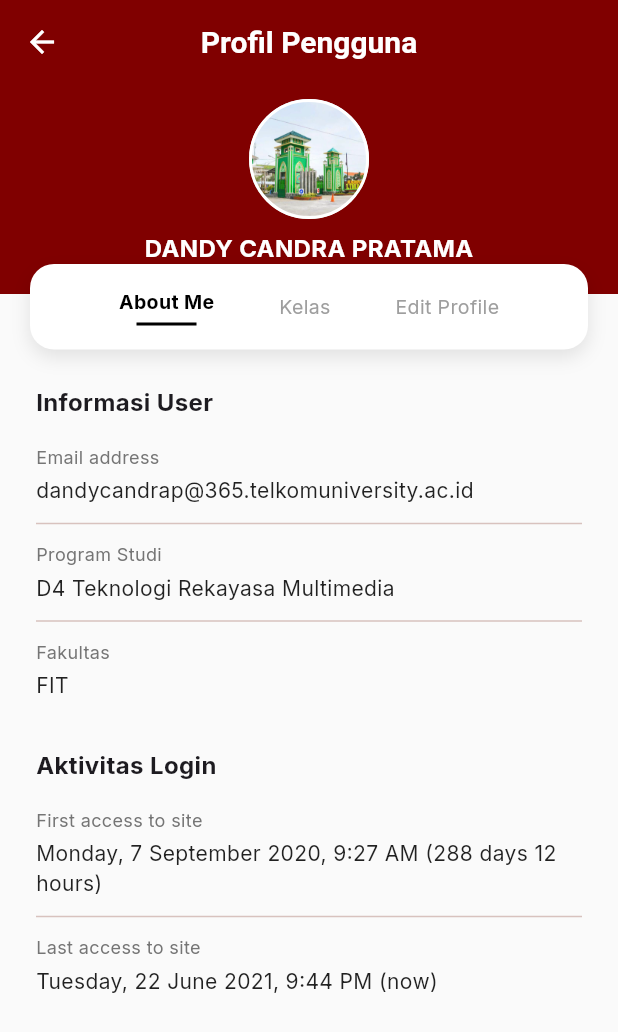
After one commit to andikasanjaya9157364-alt/Sistem-Manajemen-Pembelajaran-Aplikasi-1, a Flutter app: the screen it shows after launch, after a tap on "Masuk", after a tap on "Dandy Candra Pratama", on a phone screen of 412 x 824 dp. The commit adds this screen. Shown: the top 1032 px of the screen. Run offline on Flutter 3.47's test engine with Material 3 defaults, Android fonts, the phone set to English and light mode, and no system bars; our stand-ins replace google_fonts.

Commit message:
mengimplementasikan profile screen dan menambah isi dalam profile tersebut

```diff
--- a/lib/screens/dashboard_screen.dart
+++ b/lib/screens/dashboard_screen.dart
@@ -2,6 +2,7 @@ import 'package:flutter/material.dart';
 import 'package:learning_management_system/theme.dart';
 import 'my_courses_screen.dart';
 import 'notifications_screen.dart';
+import 'profile_screen.dart';
 
 class DashboardScreen extends StatefulWidget {
   final String userRole;
@@ -57,7 +58,14 @@ class _DashboardScreenState extends State<DashboardScreen> {
       appBar: _selectedIndex == 0 ? AppBar(
         backgroundColor: CeLOETheme.primaryColor,
         elevation: 0,
-        title: Row(
+        title: GestureDetector(
+          onTap: () {
+            Navigator.push(
+              context,
+              MaterialPageRoute(builder: (context) => const ProfileScreen()),
+            );
+          },
+          child: Row(
             children: [
               const CircleAvatar(
                 backgroundColor: Colors.white24,
@@ -78,6 +86,7 @@ class _DashboardScreenState extends State<DashboardScreen> {
                 ],
               ),
             ],
+          ),
         ),
         actions: [
           IconButton(
--- /dev/null
+++ b/lib/screens/profile_screen.dart
@@ -0,0 +1,170 @@
+import 'package:flutter/material.dart';
+import 'package:learning_management_system/theme.dart';
+
+class ProfileScreen extends StatelessWidget {
+  const ProfileScreen({super.key});
+
+  @override
+  Widget build(BuildContext context) {
+    return Scaffold(
+      backgroundColor: Colors.grey[50],
+      appBar: AppBar(
+        title: const Text('Profil Pengguna', style: TextStyle(color: Colors.white, fontWeight: FontWeight.bold)),
+        backgroundColor: CeLOETheme.primaryColor,
+        elevation: 0,
+        centerTitle: true,
+        leading: IconButton(
+          icon: const Icon(Icons.arrow_back, color: Colors.white),
+          onPressed: () => Navigator.pop(context),
+        ),
+      ),
+      body: SingleChildScrollView(
+        child: Column(
+          children: [
+            // 1. Header with Overlapping Card
+            Stack(
+              clipBehavior: Clip.none,
+              alignment: Alignment.topCenter,
+              children: [
+                // Maroon Background
+                Container(
+                  height: 140,
+                  width: double.infinity,
+                  color: CeLOETheme.primaryColor,
+                ),
+
+                // Profile Image & Name
+                Positioned(
+                  top: 10,
+                  child: Column(
+                    children: [
+                      Container(
+                        width: 80,
+                        height: 80,
+                        decoration: BoxDecoration(
+                          shape: BoxShape.circle,
+                          border: Border.all(color: Colors.white, width: 2),
+                          image: const DecorationImage(
+                            image: AssetImage('assets/images/header_gku.png'), // Placeholder or use a specific avatar asset
+                            fit: BoxFit.cover,
+                          ),
+                        ),
+                      ),
+                      const SizedBox(height: 8),
+                      const Text(
+                        'DANDY CANDRA PRATAMA',
+                        style: TextStyle(
+                          color: Colors.white,
+                          fontWeight: FontWeight.bold,
+                          fontSize: 16,
+                        ),
+                      ),
+                    ],
+                  ),
+                ),
+
+                // Floating Card (Tabs)
+                Container(
+                  margin: const EdgeInsets.only(top: 120, left: 20, right: 20),
+                  padding: const EdgeInsets.symmetric(vertical: 16, horizontal: 16),
+                  decoration: BoxDecoration(
+                    color: Colors.white,
+                    borderRadius: BorderRadius.circular(16),
+                    boxShadow: [
+                      BoxShadow(
+                        color: Colors.black.withOpacity(0.1),
+                        blurRadius: 10,
+                        offset: const Offset(0, 5),
+                      ),
+                    ],
+                  ),
+                  child: Row(
+                    mainAxisAlignment: MainAxisAlignment.spaceEvenly,
+                    children: [
+                      _buildTabItem('About Me', isActive: true),
+                      _buildTabItem('Kelas', isActive: false),
+                      _buildTabItem('Edit Profile', isActive: false),
+                    ],
+                  ),
+                ),
+              ],
+            ),
+
+            const SizedBox(height: 24), // Space for the floating card overlap
+
+            // 2. User Information
+            Padding(
+              padding: const EdgeInsets.symmetric(horizontal: 24.0),
+              child: Column(
+                crossAxisAlignment: CrossAxisAlignment.start,
+                children: [
+                  const Text(
+                    'Informasi User',
+                    style: TextStyle(fontWeight: FontWeight.bold, fontSize: 16),
+                  ),
+                  const SizedBox(height: 16),
+                  _buildInfoRow('Email address', 'dandycandrap@365.telkomuniversity.ac.id'),
+                  const Divider(height: 24),
+                  _buildInfoRow('Program Studi', 'D4 Teknologi Rekayasa Multimedia'),
+                  const Divider(height: 24),
+                  _buildInfoRow('Fakultas', 'FIT'),
+
+                  const SizedBox(height: 32),
+
+                  const Text(
+                    'Aktivitas Login',
+                    style: TextStyle(fontWeight: FontWeight.bold, fontSize: 16),
+                  ),
+                  const SizedBox(height: 16),
+                  _buildInfoRow('First access to site', 'Monday, 7 September 2020, 9:27 AM (288 days 12 hours)'),
+                  const Divider(height: 24),
+                  _buildInfoRow('Last access to site', 'Tuesday, 22 June 2021, 9:44 PM (now)'),
+                ],
+              ),
+            ),
+            const SizedBox(height: 32),
+          ],
+        ),
+      ),
+    );
+  }
+
+  Widget _buildTabItem(String label, {required bool isActive}) {
+    return Column(
+      children: [
+        Text(
+          label,
+          style: TextStyle(
+            fontWeight: isActive ? FontWeight.bold : FontWeight.normal,
+            color: isActive ? Colors.black : Colors.grey,
+            fontSize: 13,
+          ),
+        ),
+        if (isActive)
+          Container(
+            margin: const EdgeInsets.only(top: 4),
+            height: 2,
+            width: 40,
+            color: Colors.black, // Active indicator
+          ),
+      ],
+    );
+  }
+
+  Widget _buildInfoRow(String label, String value) {
+    return Column(
+      crossAxisAlignment: CrossAxisAlignment.start,
+      children: [
+        Text(
+          label,
+          style: TextStyle(fontSize: 12, color: Colors.grey[600]),
+        ),
+        const SizedBox(height: 4),
+        Text(
+          value,
+          style: const TextStyle(fontSize: 14, color: Colors.black87),
+        ),
+      ],
+    );
+  }
+}
```
Lines whose indentation alone changed are shown as unchanged.
